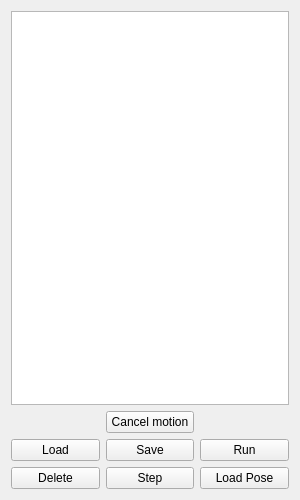
openlmd/proper, file proper_jason/resources/path.ui: the form before one commit.
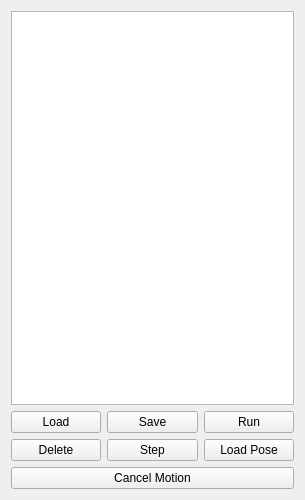
The form after the commit. Icons and pictures are not drawn.

Commit message: Fixed merge of path visualization.

Diff of the .ui file:
```diff
--- a/proper_jason/resources/path.ui
+++ b/proper_jason/resources/path.ui
@@ -6,7 +6,7 @@
    <rect>
     <x>0</x>
     <y>0</y>
-    <width>300</width>
+    <width>305</width>
     <height>500</height>
    </rect>
   </property>
@@ -97,10 +97,13 @@
      </property>
     </widget>
    </item>
-   <item row="1" column="1">
+   <item row="4" column="0" colspan="3">
     <widget class="QPushButton" name="btnCancel">
+     <property name="styleSheet">
+      <string notr="true"/>
+     </property>
      <property name="text">
-      <string>Cancel motion</string>
+      <string>Cancel Motion</string>
      </property>
     </widget>
    </item>
```
Left out of the diff: 12 changed lines with no effect on the pictures. The commit also changes 9 other files.
